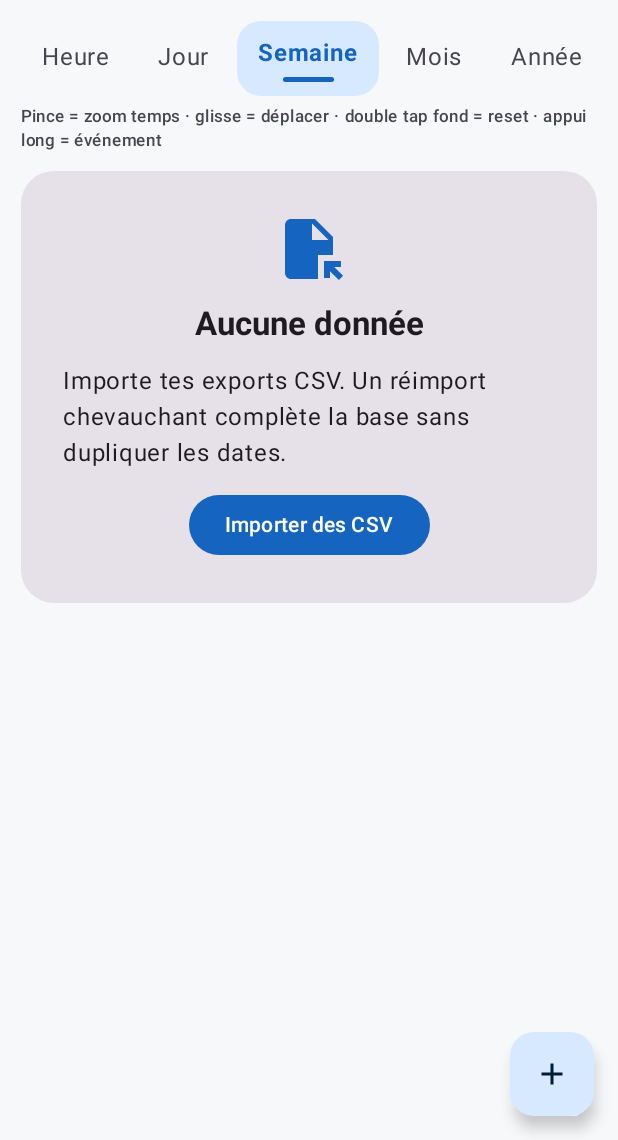
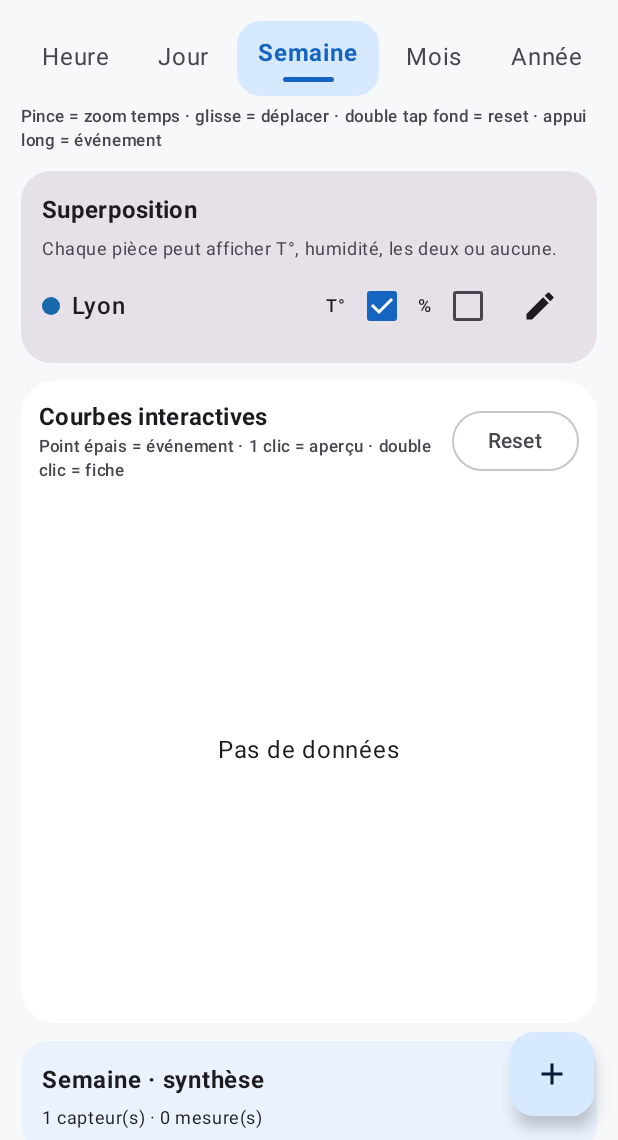
Before and after one commit to greenpower2669/FabData, an Android app built with Jetpack Compose: the screen it shows after launch (MainActivity), on a phone screen of 412 x 824 dp, the part 96-1236 px from its top. Run offline under Robolectric (Android 15) with nearby library versions, the phone set to English and light mode, and no system bars; network calls fail; pictures from the network do not load.

Commit message:
Apply FabData source patches

```diff
--- a/app/src/main/java/com/fabdata/app/DataLayer.kt
+++ b/app/src/main/java/com/fabdata/app/DataLayer.kt
@@ -194,7 +194,7 @@ class FabDataDb(context: Context) : SQLiteOpenHelper(context, "fabdata.db", null
             """
             SELECT s.id, s.stable_key, s.name, s.room, s.color_index, MAX(p.timestamp)
             FROM sensors s
-            JOIN samples p ON p.sensor_id = s.id
+            LEFT JOIN samples p ON p.sensor_id = s.id
             GROUP BY s.id
             ORDER BY s.id
             """.trimIndent(), null
--- a/app/src/main/java/com/fabdata/app/LyonWeatherSync.kt
+++ b/app/src/main/java/com/fabdata/app/LyonWeatherSync.kt
@@ -45,6 +45,9 @@ class LyonWeatherSync(private val db: FabDataDb) {
     private val humidityRegex = Regex("(?:^|\\s)(\\d{1,3}(?:[.,]\\d+)?)\\s*%")
 
     fun syncToday(): LyonWeatherSyncResult {
+        // Create the virtual sensor first so FabData can show it even if the
+        // remote weather source is temporarily unavailable.
+        val sensor = db.getOrCreateSensor(STABLE_KEY, DISPLAY_NAME)
         val now = ZonedDateTime.now(LYON_ZONE)
         val date = now.toLocalDate()
         val html = downloadHtml()
@@ -79,7 +82,6 @@ class LyonWeatherSync(private val db: FabDataDb) {
 
         if (points.isEmpty()) error("Aucune observation Lyon-Bron exploitable reçue")
 
-        val sensor = db.getOrCreateSensor(STABLE_KEY, DISPLAY_NAME)
         var added = 0
         var duplicates = 0
         db.inTransaction {
@@ -101,7 +103,7 @@ class LyonWeatherSync(private val db: FabDataDb) {
             connectTimeout = 15_000
             readTimeout = 15_000
             instanceFollowRedirects = true
-            setRequestProperty("User-Agent", "FabData/0.8 (Android; weather observation import)")
+            setRequestProperty("User-Agent", "Mozilla/5.0 (Linux; Android 16) AppleWebKit/537.36 Chrome/139.0 Mobile Safari/537.36 FabData/0.8")
             setRequestProperty("Accept-Language", "fr-FR,fr;q=0.9")
         }
         return try {
--- a/app/src/main/java/com/fabdata/app/MainActivity.kt
+++ b/app/src/main/java/com/fabdata/app/MainActivity.kt
@@ -259,7 +259,12 @@ private fun FabDataApp(db: FabDataDb, initialImport: android.net.Uri?) {
     // Une absence de réseau ne bloque jamais l'ouverture ni les imports CSV.
     LaunchedEffect(Unit) {
         val result = withContext(Dispatchers.IO) { runCatching { lyonWeather.syncToday() } }
-        if (result.isSuccess) reloadToken++
+        // Reload even on failure: Lyon has already been created and must remain
+        // visible so the user can distinguish "no data" from "no sensor".
+        reloadToken++
+        result.exceptionOrNull()?.let { error ->
+            snackbar.showSnackbar("Lyon non actualisé : ${error.message ?: "réseau ou source indisponible"}")
+        }
     }
 
     LaunchedEffect(initialImport, initialHandled) {
```
